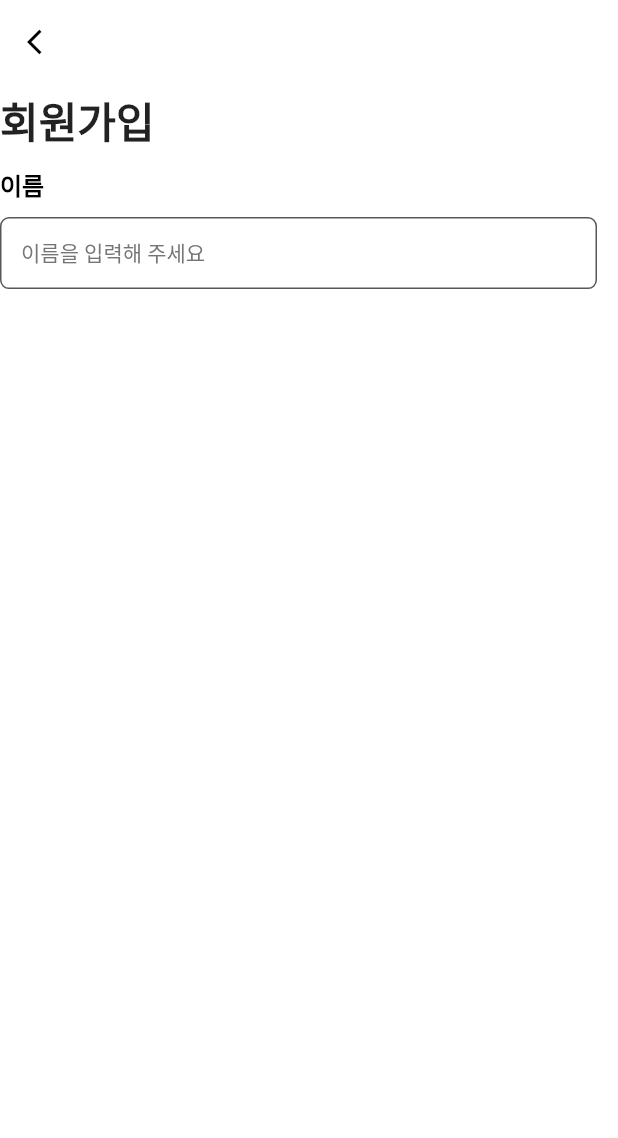
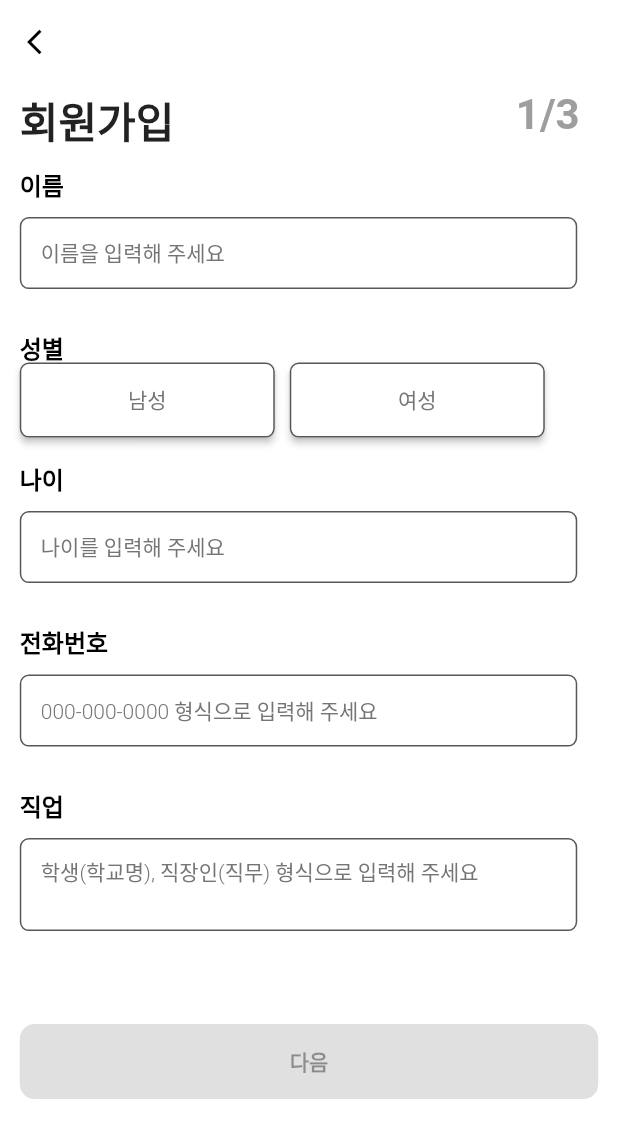
Before and after one commit to GrowthHelper-Intermission/intermission-client, a Flutter app: the screen it shows after launch, on a phone screen of 412 x 824 dp. Shown: the top 1138 px of the screen. Run offline on Flutter 3.47's test engine with Material 2 defaults, Android fonts, the light colour scheme and no system bars; our stand-ins replace firebase_core, flutter_screenutil; accounts and stored records are empty; project files that could hold a hidden picture were left out.

Commit message:
common components, models, views shared

```diff
--- a/lib/common/component/custom_text_form_field.dart
+++ b/lib/common/component/custom_text_form_field.dart
@@ -1,7 +1,7 @@
 import 'package:flutter/material.dart';
 import 'package:intermission_project/common/const/colors.dart';
 
-class CustomTextFormField extends StatelessWidget {
+class CustomTextFormField extends StatefulWidget {
   final String? hintText;
   final String? errorText;
   final bool obscureText;
@@ -9,9 +9,11 @@ class CustomTextFormField extends StatelessWidget {
   final ValueChanged<String>? onChanged;
   final TextEditingController? controller; // 추가된 controller 파라미터
   final String? name;
+  final int? textFieldMinLine;
 
   const CustomTextFormField({
     required this.onChanged,
+    this.textFieldMinLine = 1 ,
     this.autofocus = false,
     this.obscureText = false,
     this.errorText,
@@ -21,6 +23,12 @@ class CustomTextFormField extends StatelessWidget {
     super.key,
   });
 
+  @override
+  State<CustomTextFormField> createState() => _CustomTextFormFieldState();
+}
+
+class _CustomTextFormFieldState extends State<CustomTextFormField> {
+  bool showErrorText = false;
   @override
   Widget build(BuildContext context) {
 
@@ -35,16 +43,24 @@ class CustomTextFormField extends StatelessWidget {
     return Padding(
       padding: const EdgeInsets.fromLTRB(0, 12, 14, 12),
       child: TextField(
-        controller: controller, // 추가된 controller를 TextField에 연결
+        // 텍스트 필드를 선택할 때마다 에러 텍스트 상태 초기화
+        onTap: () {
+          setState(() {
+            showErrorText = false;
+          });
+        },
+        controller: widget.controller, // 추가된 controller를 TextField에 연결
         cursorColor: CURSOR_COLOR,
-        obscureText: obscureText,
+        obscureText: widget.obscureText,
         obscuringCharacter: '●',
-        autofocus: autofocus,
-        onChanged: onChanged,
+        minLines: widget.textFieldMinLine,
+        maxLines: widget.textFieldMinLine,
+        autofocus: widget.autofocus,
+        onChanged: widget.onChanged,
         decoration: InputDecoration(
           contentPadding: EdgeInsets.fromLTRB(14, 12, 14, 12),
-          hintText: hintText,
-          errorText: errorText,
+          hintText: widget.hintText,
+          errorText: widget.errorText,
           hintStyle: TextStyle(
             fontWeight: FontWeight.w300,
             fontSize: 14.0,
--- a/lib/views/login/login_button.dart
+++ b/lib/common/component/login_next_button.dart
@@ -1,15 +1,16 @@
 import 'package:flutter/material.dart';
 import 'package:intermission_project/common/const/colors.dart';
 
-class LoginButton extends StatefulWidget {
+class LoginNextButton extends StatefulWidget {
+  final String buttonName;
   final bool isButtonEnabled;
-  const LoginButton({required this.isButtonEnabled, super.key});
+  const LoginNextButton({required this.buttonName, required this.isButtonEnabled, super.key});
 
   @override
-  State<LoginButton> createState() => _LoginButtonState();
+  State<LoginNextButton> createState() => _LoginNextButtonState();
 }
 
-class _LoginButtonState extends State<LoginButton> {
+class _LoginNextButtonState extends State<LoginNextButton> {
   @override
   Widget build(BuildContext context) {
     return Padding(
@@ -32,7 +33,7 @@ class _LoginButtonState extends State<LoginButton> {
                 ),
               ),
               child: Text(
-                '로그인',
+                widget.buttonName,
                 style: TextStyle(
                   fontWeight: FontWeight.w800,
                 ),
--- a/lib/main.dart
+++ b/lib/main.dart
@@ -2,7 +2,7 @@ import 'package:flutter/material.dart';
 import 'package:firebase_core/firebase_core.dart';
 import 'package:intermission_project/common/component/tabbar_using_controller.dart';
 import 'package:intermission_project/counter.dart';
-import 'package:intermission_project/views/signup/signup_screen.dart';
+import 'package:intermission_project/views/signup/signup_screen_page1.dart';
 import 'firebase_options.dart';
 import 'package:flutter_screenutil/flutter_screenutil.dart';
 
@@ -28,7 +28,7 @@ class MyApp extends StatelessWidget {
       => MaterialApp(
         debugShowCheckedModeBanner: false,
         title: 'Your App Title',
-        home: Signup(),
+        home: SignupScreenPage1(),
       ),
     );
   }
--- a/lib/views/signup/signup_screen.dart
+++ /dev/null
@@ -1,85 +0,0 @@
-import 'package:flutter/material.dart';
-import 'package:flutter_screenutil/flutter_screenutil.dart';
-import 'package:intermission_project/common/component/custom_appbar.dart';
-import 'package:intermission_project/common/component/custom_text_form_field.dart';
-import 'package:intermission_project/common/component/custom_text_style.dart';
-import 'package:intermission_project/common/const/colors.dart';
-
-class Signup extends StatefulWidget {
-  const Signup({super.key});
-
-  @override
-  State<Signup> createState() => _SignupState();
-}
-
-class _SignupState extends State<Signup> {
-  TextEditingController nameController = TextEditingController();
-  bool isNameValid = false;
-  String? nameErrorText;
-
-  TextEditingController genderController = TextEditingController();
-  TextEditingController ageController = TextEditingController();
-  TextEditingController phoneController = TextEditingController();
-  TextEditingController jobController = TextEditingController();
-
-  void checkNameEnabled() {
-    String name = nameController.text;
-    bool isValid = RegExp(r'^[a-zA-Z가-힣]+$').hasMatch(name);
-
-    setState(() {
-      isNameValid = isValid;
-      nameErrorText = isValid ? null : '영문자 또는 한글로만 입력해 주세요';
-    });
-  }
-
-
-  @override
-  void initState() {
-    // TODO: implement initState
-    nameController.addListener(() {
-      checkNameEnabled();
-    });
-    super.initState();
-  }
-
-  @override
-  Widget build(BuildContext context) {
-    return Scaffold(
-        backgroundColor: Colors.white,
-        appBar: CustomAppBar(),
-        body: SafeArea(
-          child: SingleChildScrollView(
-            keyboardDismissBehavior: ScrollViewKeyboardDismissBehavior.onDrag,
-            child: Column(
-              mainAxisAlignment: MainAxisAlignment.start,
-              crossAxisAlignment: CrossAxisAlignment.start,
-              children: [
-                Container(
-                  child: SizedBox(
-                    width: ScreenUtil().setWidth(100),
-                    height: ScreenUtil().setHeight(50),
-                    child: Text(
-                      '회원가입',
-                      style: customHeaderStyle,
-                    ),
-                  ),
-                ),
-                SizedBox(
-                    width: 50,
-                    height: 22,
-                    child: Text(
-                      '이름',
-                      style: customTextStyle,
-                    )),
-                CustomTextFormField(
-                  controller: nameController,
-                  hintText: '이름을 입력해 주세요',
-                  onChanged: (String value) {},
-                  errorText: nameErrorText,
-                ),
-              ],
-            ),
-          ),
-        ));
-  }
-}
--- /dev/null
+++ b/lib/views/signup/signup_screen_page1.dart
@@ -0,0 +1,328 @@
+// import 'dart:ui';
+// import 'package:flutter/material.dart';
+// import 'package:flutter_screenutil/flutter_screenutil.dart';
+// import 'package:intermission_project/common/component/custom_appbar.dart';
+// import 'package:intermission_project/common/component/custom_text_form_field.dart';
+// import 'package:intermission_project/common/component/custom_text_style.dart';
+// import 'package:intermission_project/common/const/colors.dart';
+
+import 'dart:ui';
+import 'package:flutter/material.dart';
+import 'package:flutter_screenutil/flutter_screenutil.dart';
+import 'package:intermission_project/common/component/custom_appbar.dart';
+import 'package:intermission_project/common/component/custom_text_form_field.dart';
+import 'package:intermission_project/common/component/custom_text_style.dart';
+import 'package:intermission_project/common/component/login_next_button.dart';
+import 'package:intermission_project/common/const/colors.dart';
+
+extension InputValidate on String {
+  // 이메일 포맷 검증
+  bool isValidEmailFormat() {
+    return RegExp(
+      r"^[a-zA-Z0-9.a-zA-Z0-9.!#$%&'*+-/=?^_`{|}~]+@[a-zA-Z0-9]+\.[a-zA-Z]+",
+    ).hasMatch(this);
+  }
+
+  // 대쉬를 포함하는 010 휴대폰 번호 포맷 검증 (010-1234-5678)
+  bool isValidPhoneNumberFormat() {
+    return RegExp(r'^010-?([0-9]{4})-?([0-9]{4})$').hasMatch(this);
+  }
+}
+
+class SignupScreenPage1 extends StatefulWidget {
+  const SignupScreenPage1({Key? key}) : super(key: key);
+
+  @override
+  State<SignupScreenPage1> createState() => _SignupScreenPage1State();
+}
+
+class _SignupScreenPage1State extends State<SignupScreenPage1> {
+  TextEditingController nameController = TextEditingController();
+  TextEditingController ageController = TextEditingController();
+  TextEditingController phoneNumController = TextEditingController();
+  TextEditingController jobController = TextEditingController();
+
+  bool isMaleSelected = false;
+  bool isFemaleSelected = false;
+
+  bool isNameValid = false;
+  bool isAgeValid = false;
+  bool isPhoneNumValid = false;
+  bool isJobValid = false;
+
+  String? nameErrorText;
+  String? ageErrorText;
+  String? phoneNumErrorText;
+  String? jobErrorText;
+
+  bool isButtonEnabled = false;
+  bool isGenderSelected = false;
+  bool isFieldsValid = false;
+
+  void checkNameEnabled() {
+    String name = nameController.text.trim();
+    bool isValid = RegExp(r'^[a-zA-Z가-힣]{2,}$').hasMatch(name);
+
+    setState(() {
+      isNameValid = isValid;
+      nameErrorText = isValid ? null : '영문자 또는 한글로 2자 이상 입력해 주세요';
+    });
+    checkButtonEnabled();
+  }
+
+  void checkAgeEnabled() {
+    String age = ageController.text.trim();
+    bool isValid = RegExp(r'^[0-9]+$').hasMatch(age);
+
+    setState(() {
+      isAgeValid = isValid;
+      ageErrorText = isValid ? null : '숫자만 입력해 주세요';
+    });
+    checkButtonEnabled();
+  }
+
+  void checkPhoneNumEnabled() {
+    String number = phoneNumController.text.trim();
+    bool isValid = number.isValidPhoneNumberFormat();
+
+    setState(() {
+      isPhoneNumValid = isValid;
+      phoneNumErrorText = isValid ? null : '올바른 전화번호 형식이 아닙니다';
+    });
+    checkButtonEnabled();
+  }
+
+  void checkJobEnabled() {
+    String job = jobController.text.trim();
+    bool isValid = job.length >= 1;
+
+    setState(() {
+      isJobValid = isValid;
+    });
+    checkButtonEnabled();
+  }
+
+  @override
+  void initState() {
+    // TODO: implement initState
+    nameController.addListener(checkNameEnabled);
+    ageController.addListener(checkAgeEnabled);
+    phoneNumController.addListener(checkPhoneNumEnabled);
+    jobController.addListener(checkJobEnabled);
+    super.initState();
+  }
+
+  void checkButtonEnabled() {
+    bool isGenderSelected = isMaleSelected || isFemaleSelected;
+    bool isFieldsValid = isNameValid && isAgeValid && isPhoneNumValid;
+    setState(() {
+      isButtonEnabled = isGenderSelected;
+    });
+  }
+
+
+
+
+  @override
+  void dispose() {
+    nameController.dispose();
+    ageController.dispose();
+    phoneNumController.dispose();
+    super.dispose();
+  }
+
+  @override
+  Widget build(BuildContext context) {
+    return Scaffold(
+      backgroundColor: Colors.white,
+      appBar: CustomAppBar(),
+      body: SafeArea(
+        child: SingleChildScrollView(
+          keyboardDismissBehavior: ScrollViewKeyboardDismissBehavior.onDrag,
+          child: Padding(
+            padding: EdgeInsets.only(left: ScreenUtil().setWidth(12), right: ScreenUtil().setWidth(12)),
+            child: Column(
+              mainAxisAlignment: MainAxisAlignment.start,
+              crossAxisAlignment: CrossAxisAlignment.start,
+              children: [
+                Row(
+                  mainAxisAlignment: MainAxisAlignment.spaceBetween,
+                  children: [
+                    Container(
+                      child: SizedBox(
+                        width: ScreenUtil().setWidth(100),
+                        height: ScreenUtil().setHeight(50),
+                        child: Text(
+                          '회원가입',
+                          style: customHeaderStyle,
+                        ),
+                      ),
+                    ),
+                    SizedBox(
+                      width: ScreenUtil().setWidth(50),
+                      height: ScreenUtil().setHeight(50),
+                      child: Text(
+                        '1/3',
+                        style: TextStyle(
+                          color: Colors.grey[500],
+                          fontSize: 28.0,
+                          fontWeight: FontWeight.w600,
+                        ),
+                      ),
+                    ),
+                  ],
+                ),
+                SizedBox(
+                  width: 60,
+                  height: 22,
+                  child: Text(
+                    '이름',
+                    style: customTextStyle,
+                  ),
+                ),
+                CustomTextFormField(
+                  controller: nameController,
+                  hintText: '이름을 입력해 주세요',
+                  onChanged: (String value) {
+                    checkNameEnabled();
+                  },
+                  errorText: isNameValid ? null : nameErrorText,
+                ),
+                SizedBox(
+                  height: 15,
+                ),
+                SizedBox(
+                  width: 60,
+                  height: 22,
+                  child: Text(
+                    '성별',
+                    style: customTextStyle,
+                  ),
+                ),
+                Row(mainAxisAlignment: MainAxisAlignment.start, children: [
+                  ElevatedButton(
+                    onPressed: () {
+                      setState(() {
+                        isMaleSelected = true;
+                        isFemaleSelected = false;
+                      });
+                    },
+                    style: ElevatedButton.styleFrom(
+                      primary: isMaleSelected ? SUB_COLOR : Colors.white,
+                      minimumSize: Size(170, 50),
+                      shape: RoundedRectangleBorder(
+                        borderRadius: BorderRadius.circular(6.0),
+                        side: BorderSide(
+                          color: isMaleSelected
+                              ? Colors.transparent
+                              : BORDER_COLOR,
+                          width: 1.0,
+                        ),
+                      ),
+                    ),
+                    child: Text(
+                      '남성',
+                      style: TextStyle(
+                        color: isMaleSelected ? Colors.black : Colors.grey[600],
+                      ),
+                    ),
+                  ),
+                  SizedBox(width: 10),
+                  ElevatedButton(
+                    onPressed: () {
+                      setState(() {
+                        isMaleSelected = false;
+                        isFemaleSelected = true;
+                      });
+                    },
+                    style: ElevatedButton.styleFrom(
+                      primary: isFemaleSelected ? SUB_COLOR : Colors.white,
+                      minimumSize: Size(170, 50),
+                      shape: RoundedRectangleBorder(
+                        borderRadius: BorderRadius.circular(6.0),
+                        side: BorderSide(
+                          color: isFemaleSelected
+                              ? Colors.transparent
+                              : BORDER_COLOR,
+                          width: 1.0,
+                        ),
+                      ),
+                    ),
+                    child: Text(
+                      '여성',
+                      style: TextStyle(
+                        color: isFemaleSelected ? Colors.black : Colors.grey[600],
+                      ),
+                    ),
+                  ),
+                ]),
+                SizedBox(
+                  height: 15,
+                ),
+                SizedBox(
+                  width: 60,
+                  height: 22,
+                  child: Text(
+                    '나이',
+                    style: customTextStyle,
+                  ),
+                ),
+                CustomTextFormField(
+                  controller: ageController,
+                  hintText: '나이를 입력해 주세요',
+                  onChanged: (String value) {
+                    checkAgeEnabled();
+                  },
+                  errorText: isAgeValid ? null : ageErrorText,
+                ),
+                SizedBox(
+                  height: 15,
+                ),
+                SizedBox(
+                  width: 60,
+                  height: 22,
+                  child: Text(
+                    '전화번호',
+                    style: customTextStyle,
+                  ),
+                ),
+                CustomTextFormField(
+                  controller: phoneNumController,
+                  hintText: '000-000-0000 형식으로 입력해 주세요',
+                  onChanged: (String value) {
+                    checkPhoneNumEnabled();
+                  },
+                  errorText: isPhoneNumValid ? null : phoneNumErrorText,
+                ),
+                SizedBox(
+                  height: 15,
+                ),
+                SizedBox(
+                  width: 60,
+                  height: 22,
+                  child: Text(
+                    '직업',
+                    style: customTextStyle,
+                  ),
+                ),
+                CustomTextFormField(
+                  controller: jobController,
+                  hintText: '학생(학교명), 직장인(직무) 형식으로 입력해 주세요',
+                  onChanged: (String value) {
+                    checkJobEnabled();
+                  },
+                  errorText: isJobValid ? null : jobErrorText,
+                  textFieldMinLine: 2,
+                ),
+                SizedBox(
+                  height: 50,
+                ),
+                LoginNextButton(buttonName: '다음', isButtonEnabled: isButtonEnabled),
+              ],
+            ),
+          ),
+        ),
+      ),
+    );
+  }
+}
```
Also changed, not shown: lib/views/login/login_screen.dart (+12 -4 lines), lib/views/signup/signup_screen_page2.dart (added, +19 -0 lines).
